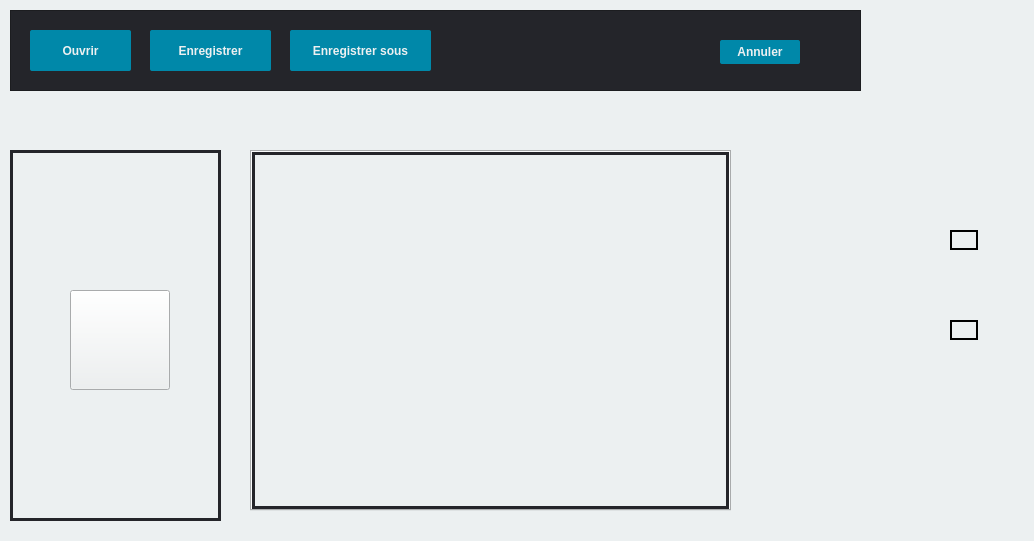
Above: imagedit.ui from NesrineGhannay/ImagEdit before the change. Below: the same form after it.
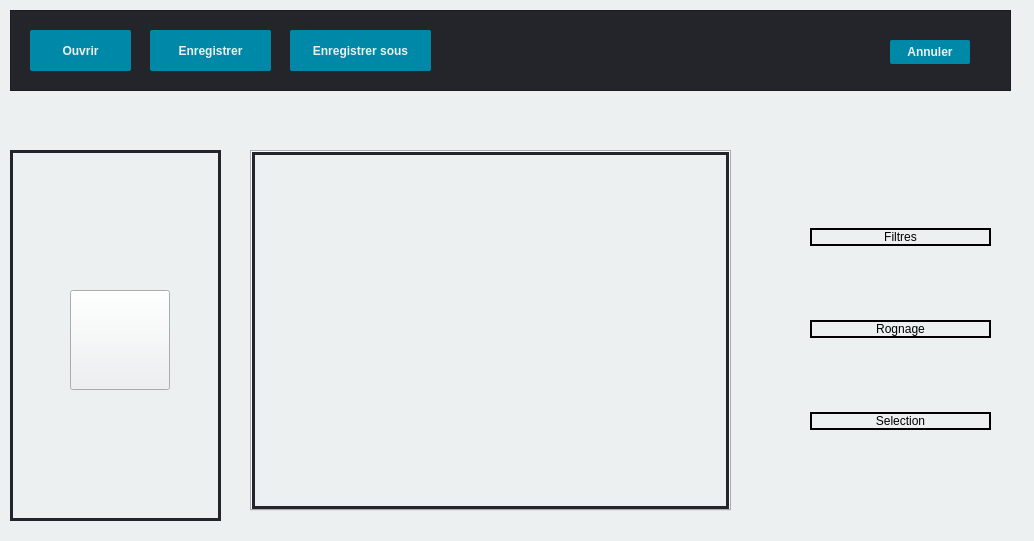
That is the form after the change. Icons and pictures are not drawn.

Commit message: Add Selection Area with push button for each type of selection and re-organize edition area and add push button area

```diff
--- a/imagedit.ui
+++ b/imagedit.ui
@@ -59,55 +59,12 @@
      <set>Qt::AlignBottom|Qt::AlignJustify</set>
     </property>
    </widget>
-   <widget class="QPushButton" name="filter">
-    <property name="geometry">
-     <rect>
-      <x>950</x>
-      <y>230</y>
-      <width>28</width>
-      <height>20</height>
-     </rect>
-    </property>
-    <property name="styleSheet">
-     <string notr="true">border: 2px solid black;</string>
-    </property>
-    <property name="text">
-     <string/>
-    </property>
-    <property name="icon">
-     <iconset resource="Ressources.qrc">
-      <normaloff>:/icone_filtre.png</normaloff>:/icone_filtre.png</iconset>
-    </property>
-    <property name="autoRepeat">
-     <bool>false</bool>
-    </property>
-   </widget>
-   <widget class="QPushButton" name="rogner">
-    <property name="geometry">
-     <rect>
-      <x>950</x>
-      <y>320</y>
-      <width>28</width>
-      <height>20</height>
-     </rect>
-    </property>
-    <property name="styleSheet">
-     <string notr="true">border: 2px solid black;</string>
-    </property>
-    <property name="text">
-     <string/>
-    </property>
-    <property name="icon">
-     <iconset resource="Ressources.qrc">
-      <normaloff>:/icone_rogner.png</normaloff>:/icone_rogner.png</iconset>
-    </property>
-   </widget>
    <widget class="QFrame" name="frame">
     <property name="geometry">
      <rect>
       <x>10</x>
       <y>10</y>
-      <width>851</width>
+      <width>1001</width>
       <height>81</height>
      </rect>
     </property>
@@ -123,7 +80,7 @@
     <widget class="QPushButton" name="pushButton_5">
      <property name="geometry">
       <rect>
-       <x>710</x>
+       <x>880</x>
        <y>30</y>
        <width>80</width>
        <height>24</height>
@@ -346,6 +303,66 @@
      <bool>false</bool>
     </property>
    </widget>
+   <widget class="QWidget" name="">
+    <property name="geometry">
+     <rect>
+      <x>810</x>
+      <y>160</y>
+      <width>181</width>
+      <height>341</height>
+     </rect>
+    </property>
+    <layout class="QVBoxLayout" name="verticalLayout">
+     <item>
+      <widget class="QPushButton" name="filter">
+       <property name="styleSheet">
+        <string notr="true">border: 2px solid black;</string>
+       </property>
+       <property name="text">
+        <string>Filtres</string>
+       </property>
+       <property name="icon">
+        <iconset resource="Ressources.qrc">
+         <normaloff>:/icone_filtre.png</normaloff>:/icone_filtre.png</iconset>
+       </property>
+       <property name="autoRepeat">
+        <bool>false</bool>
+       </property>
+      </widget>
+     </item>
+     <item>
+      <widget class="QPushButton" name="rogner">
+       <property name="styleSheet">
+        <string notr="true">border: 2px solid black;</string>
+       </property>
+       <property name="text">
+        <string>Rognage</string>
+       </property>
+       <property name="icon">
+        <iconset resource="Ressources.qrc">
+         <normaloff>:/icone_rogner.png</normaloff>:/icone_rogner.png</iconset>
+       </property>
+      </widget>
+     </item>
+     <item>
+      <widget class="QPushButton" name="select">
+       <property name="styleSheet">
+        <string notr="true">border: 2px solid black;</string>
+       </property>
+       <property name="text">
+        <string>Selection</string>
+       </property>
+       <property name="icon">
+        <iconset resource="Ressources.qrc">
+         <normaloff>:/icone_selection.png</normaloff>:/icone_selection.png</iconset>
+       </property>
+       <property name="autoRepeat">
+        <bool>false</bool>
+       </property>
+      </widget>
+     </item>
+    </layout>
+   </widget>
   </widget>
  </widget>
  <resources>
```
The commit also changes 1 other file.
